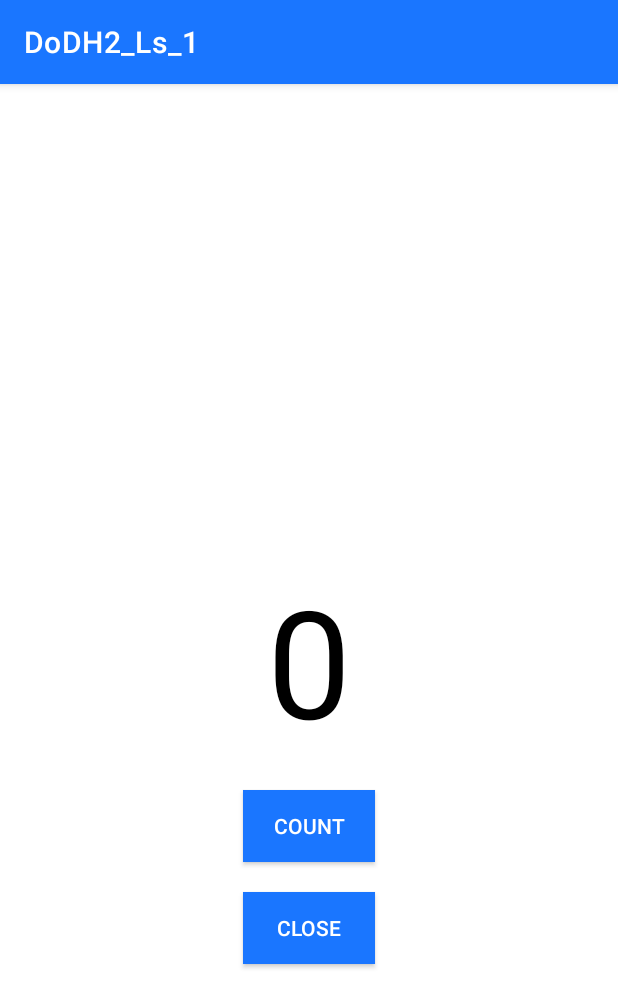
After one commit to Typhlosion-afk/BasicAndroid_ls_1, an Android app: the DataActivity screen opened directly, with no data from a screen before it, on a phone screen of 412 x 824 dp. The commit adds this screen. Shown: the top 1008 px of the screen. Run offline under Robolectric (Android 15) with nearby library versions, the phone set to English and light mode, and no system bars.

Commit message:
submit day 2, save state and pass data

```diff
--- a/app/src/main/AndroidManifest.xml
+++ b/app/src/main/AndroidManifest.xml
@@ -12,6 +12,9 @@
         android:theme="@style/Theme.DoDH2_Ls_1"
         tools:ignore="AllowBackup">
         <activity
+            android:name=".DataActivity"
+            android:exported="false" />
+        <activity
             android:name=".MainActivity"
             android:exported="true">
             <intent-filter>
--- /dev/null
+++ b/app/src/main/java/com/dore/dodh2_ls_1/DataActivity.java
@@ -0,0 +1,86 @@
+package com.dore.dodh2_ls_1;
+
+import androidx.annotation.NonNull;
+import androidx.appcompat.app.AppCompatActivity;
+
+import android.content.Intent;
+import android.os.Bundle;
+import android.util.Log;
+import android.widget.Button;
+import android.widget.CheckBox;
+import android.widget.TextView;
+import android.widget.Toast;
+
+public class DataActivity extends AppCompatActivity {
+
+    private int mCount = 0;
+
+    private TextView mTxtNum;
+
+    private Button mBtnCount;
+
+    private Button mBtnClose;
+
+    @Override
+    protected void onCreate(Bundle savedInstanceState) {
+        super.onCreate(savedInstanceState);
+        setContentView(R.layout.activity_send_data);
+
+        initData();
+        initView();
+        setData();
+        handleAction();
+
+    }
+
+    private void initData(){
+        if(getIntent() != null) {
+            mCount = getIntent().getIntExtra("num", 0);
+        }
+    }
+
+    private void initView() {
+        mTxtNum = this.findViewById(R.id.txt_num);
+        mBtnCount = this.findViewById(R.id.btn_count);
+        mBtnClose = this.findViewById(R.id.btn_close);
+    }
+
+    private void setData() {
+        mTxtNum.setText(getStrNum());
+    }
+
+    private String getStrNum() {
+        return "" + mCount;
+    }
+
+    private void handleAction() {
+
+        mBtnCount.setOnClickListener(v -> {
+            mCount++;
+            mTxtNum.setText(getStrNum());
+        });
+
+        mBtnClose.setOnClickListener(v -> {
+            Log.d("TAG", "onStop: stop");
+            Intent i = new Intent();
+            i.putExtra("result", mCount);
+            setResult(111, i);
+            DataActivity.super.onBackPressed();
+        });
+
+    }
+
+    @Override
+    protected void onSaveInstanceState(@NonNull Bundle outState) {
+        super.onSaveInstanceState(outState);
+        outState.putInt("num", mCount);
+    }
+
+    @Override
+    protected void onRestoreInstanceState(@NonNull Bundle savedInstanceState) {
+        super.onRestoreInstanceState(savedInstanceState);
+        mCount = savedInstanceState.getInt("num", 0);
+
+        setData();
+    }
+}
--- /dev/null
+++ b/app/src/main/res/layout/activity_send_data.xml
@@ -0,0 +1,46 @@
+<?xml version="1.0" encoding="utf-8"?>
+<androidx.constraintlayout.widget.ConstraintLayout xmlns:android="http://schemas.android.com/apk/res/android"
+    xmlns:app="http://schemas.android.com/apk/res-auto"
+    xmlns:tools="http://schemas.android.com/tools"
+    android:layout_width="match_parent"
+    android:layout_height="match_parent"
+    tools:context=".DataActivity">
+
+    <TextView
+        android:id="@+id/txt_num"
+        android:layout_width="wrap_content"
+        android:layout_height="wrap_content"
+        android:gravity="center"
+        android:text="@string/default_num"
+        android:textColor="@color/black"
+        android:textSize="100sp"
+        app:layout_constraintBottom_toBottomOf="parent"
+        app:layout_constraintEnd_toEndOf="parent"
+        app:layout_constraintStart_toStartOf="parent"
+        app:layout_constraintTop_toTopOf="parent" />
+
+    <androidx.appcompat.widget.AppCompatButton
+        android:id="@+id/btn_count"
+        android:layout_width="wrap_content"
+        android:layout_height="wrap_content"
+        android:layout_margin="20dp"
+        android:background="@color/blue"
+        android:text="@string/count"
+        android:textColor="@color/white"
+        app:layout_constraintEnd_toEndOf="@+id/txt_num"
+        app:layout_constraintStart_toStartOf="@+id/txt_num"
+        app:layout_constraintTop_toBottomOf="@+id/txt_num" />
+
+    <androidx.appcompat.widget.AppCompatButton
+        android:id="@+id/btn_close"
+        android:layout_width="wrap_content"
+        android:layout_height="wrap_content"
+        android:layout_margin="20dp"
+        android:background="@color/blue"
+        android:text="@string/close"
+        android:textColor="@color/white"
+        app:layout_constraintEnd_toEndOf="@+id/btn_count"
+        app:layout_constraintStart_toStartOf="@+id/btn_count"
+        app:layout_constraintTop_toBottomOf="@+id/btn_count" />
+
+</androidx.constraintlayout.widget.ConstraintLayout>
--- a/app/src/main/res/values/strings.xml
+++ b/app/src/main/res/values/strings.xml
@@ -3,4 +3,8 @@
     <string name="toast">Toast</string>
     <string name="count">Count</string>
     <string name="default_num">0</string>
+    <string name="viewmodel">Save Data by ViewModel</string>
+    <string name="click_me">click me</string>
+    <string name="start_activity">Start activity</string>
+    <string name="close">close</string>
 </resources>
```
Also changed, not shown: app/src/main/java/com/dore/dodh2_ls_1/MainActivity.java (+71 -7 lines), app/src/main/res/layout/activity_main.xml (+52 -25 lines).
